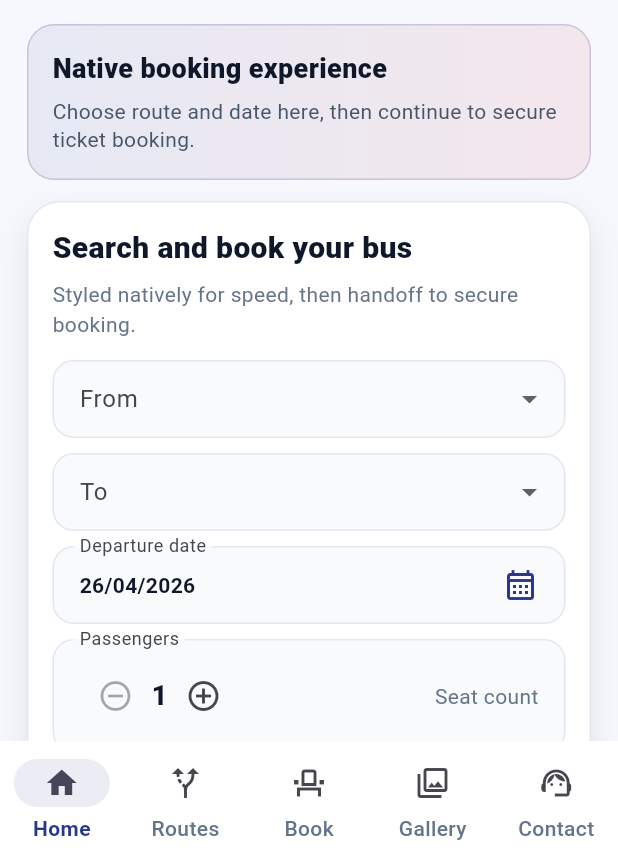
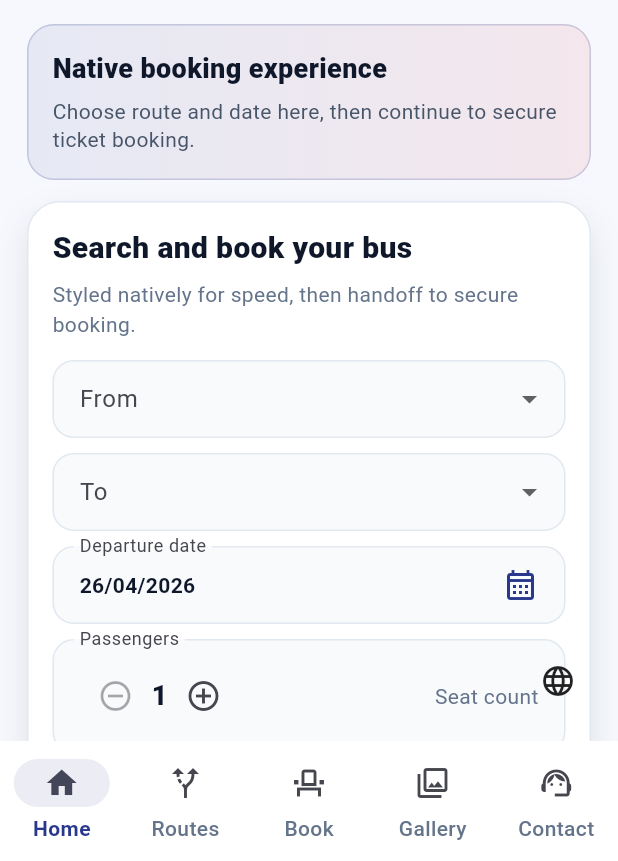
Before and after one commit to Dawinz/louisline-mobile-app, a Flutter app: the screen it shows after launch, after a tap on "Skip", on a phone screen of 412 x 824 dp, the part 375-1236 px from its top. Run offline on Flutter 3.47's test engine with Material 3 defaults, Android fonts, the phone set to English and light mode, and no system bars; our stand-ins replace webview_flutter.

Commit message:
Add bilingual English and Swahili support in mobile app.
Create centralized localization state and translations, then wire language switching and localized labels across onboarding and core screens.

Made-with: Cursor

```diff
--- a/lib/app/app.dart
+++ b/lib/app/app.dart
@@ -2,6 +2,7 @@ import 'package:flutter/material.dart';
 
 import '../features/onboarding/onboarding_page.dart';
 import '../features/shell/shell_page.dart';
+import '../localization/app_text.dart';
 import '../theme/app_theme.dart';
 
 class LouislineApp extends StatefulWidget {
@@ -13,6 +14,7 @@ class LouislineApp extends StatefulWidget {
 
 class _LouislineAppState extends State<LouislineApp> {
   bool _onboardingComplete = false;
+  AppLanguage _language = AppLanguage.en;
 
   void _finishOnboarding() {
     setState(() => _onboardingComplete = true);
@@ -20,7 +22,10 @@ class _LouislineAppState extends State<LouislineApp> {
 
   @override
   Widget build(BuildContext context) {
-    return MaterialApp(
+    return LocaleScope(
+      language: _language,
+      setLanguage: (value) => setState(() => _language = value),
+      child: MaterialApp(
         debugShowCheckedModeBanner: false,
         title: 'Louisline Mobile',
         theme: AppTheme.light,
@@ -49,6 +54,7 @@ class _LouislineAppState extends State<LouislineApp> {
                   onGetStarted: _finishOnboarding,
                 ),
         ),
+      ),
     );
   }
 }
--- a/lib/features/gallery/gallery_page.dart
+++ b/lib/features/gallery/gallery_page.dart
@@ -1,5 +1,6 @@
 import 'package:flutter/material.dart';
 
+import '../../localization/app_text.dart';
 import '../../theme/app_theme.dart';
 import '../../widgets/fade_slide_in.dart';
 
@@ -17,7 +18,7 @@ class GalleryPage extends StatelessWidget {
   Widget build(BuildContext context) {
     return Scaffold(
       appBar: AppBar(
-        title: const Text('Gallery'),
+        title: Text(context.t('gallery')),
         flexibleSpace: Container(
           decoration: const BoxDecoration(
             gradient: LinearGradient(
--- a/lib/features/home/home_page.dart
+++ b/lib/features/home/home_page.dart
@@ -1,5 +1,6 @@
 import 'package:flutter/material.dart';
 
+import '../../localization/app_text.dart';
 import '../../theme/app_theme.dart';
 import '../../widgets/fade_slide_in.dart';
 import '../webview/webview_tab_page.dart';
@@ -51,7 +52,7 @@ class _HomePageState extends State<HomePage> {
     Navigator.of(context).push(
       MaterialPageRoute<void>(
         builder: (_) =>
-            WebViewTabPage(title: 'Book Ticket', url: uri.toString()),
+            WebViewTabPage(title: context.t('bookTicket'), url: uri.toString()),
       ),
     );
   }
@@ -112,8 +113,8 @@ class _HomePageState extends State<HomePage> {
                 FadeSlideIn(
                   delay: const Duration(milliseconds: 170),
                   child: _sectionHeader(
-                    'Why Louisline',
-                    'Premium local experience',
+                    context.t('whyLouisline'),
+                    context.t('premiumLocal'),
                   ),
                 ),
                 const SizedBox(height: 10),
@@ -128,14 +129,14 @@ class _HomePageState extends State<HomePage> {
                         Icons.speed_outlined,
                       ][index],
                       title: [
-                        'Safe & Trusted',
-                        'Comfortable Coaches',
-                        'Fast Booking',
+                        context.t('safeTrusted'),
+                        context.t('comfortableCoaches'),
+                        context.t('fastBooking'),
                       ][index],
                       subtitle: [
-                        'Experienced drivers and reliable route planning.',
-                        'Clean interiors and relaxing seat space.',
-                        'Book in seconds and continue in secure flow.',
+                        context.t('safeTrustedSub'),
+                        context.t('comfortableCoachesSub'),
+                        context.t('fastBookingSub'),
                       ][index],
                     ),
                   ),
@@ -177,17 +178,17 @@ class _HeroIntro extends StatelessWidget {
         borderRadius: BorderRadius.circular(18),
         border: Border.all(color: const Color(0x3329388D)),
       ),
-      child: const Column(
+      child: Column(
         crossAxisAlignment: CrossAxisAlignment.start,
         children: [
           Text(
-            'Native booking experience',
-            style: TextStyle(fontWeight: FontWeight.w800, fontSize: 18),
+            context.t('nativeBookingTitle'),
+            style: const TextStyle(fontWeight: FontWeight.w800, fontSize: 18),
           ),
-          SizedBox(height: 6),
+          const SizedBox(height: 6),
           Text(
-            'Choose route and date here, then continue to secure ticket booking.',
-            style: TextStyle(color: Color(0xFF475569), height: 1.35),
+            context.t('nativeBookingSub'),
+            style: const TextStyle(color: Color(0xFF475569), height: 1.35),
           ),
         ],
       ),
@@ -247,31 +248,32 @@ class _BookingNativeCard extends StatelessWidget {
         child: Column(
           crossAxisAlignment: CrossAxisAlignment.start,
           children: [
-            const Text(
-              'Search and book your bus',
-              style: TextStyle(fontSize: 20, fontWeight: FontWeight.w800),
+            Text(
+              context.t('searchBookBus'),
+              style: const TextStyle(fontSize: 20, fontWeight: FontWeight.w800),
             ),
             const SizedBox(height: 6),
-            const Text(
-              'Styled natively for speed, then handoff to secure booking.',
-              style: TextStyle(color: Color(0xFF64748B)),
+            Text(
+              context.t('nativeHandoff'),
+              style: const TextStyle(color: Color(0xFF64748B)),
             ),
             const SizedBox(height: 14),
             DropdownButtonFormField<String>(
               initialValue: from,
-              decoration: _fieldDecoration('From'),
+              decoration: _fieldDecoration(context.t('from')),
               items: locations
                   .map(
                     (item) => DropdownMenuItem(value: item, child: Text(item)),
                   )
                   .toList(),
               onChanged: onFromChanged,
-              validator: (value) => value == null ? 'Select origin' : null,
+              validator: (value) =>
+                  value == null ? context.t('selectOrigin') : null,
             ),
             const SizedBox(height: 10),
             DropdownButtonFormField<String>(
               initialValue: to,
-              decoration: _fieldDecoration('To'),
+              decoration: _fieldDecoration(context.t('to')),
               items: locations
                   .map(
                     (item) => DropdownMenuItem(value: item, child: Text(item)),
@@ -280,10 +282,10 @@ class _BookingNativeCard extends StatelessWidget {
               onChanged: onToChanged,
               validator: (value) {
                 if (value == null) {
-                  return 'Select destination';
+                  return context.t('selectDestination');
                 }
                 if (from != null && value == from) {
-                  return 'Destination must be different';
+                  return context.t('destinationDifferent');
                 }
                 return null;
               },
@@ -293,7 +295,7 @@ class _BookingNativeCard extends StatelessWidget {
               borderRadius: BorderRadius.circular(14),
               onTap: onDateTap,
               child: InputDecorator(
-                decoration: _fieldDecoration('Departure date'),
+                decoration: _fieldDecoration(context.t('departureDate')),
                 child: Row(
                   children: [
                     Text(
@@ -311,7 +313,7 @@ class _BookingNativeCard extends StatelessWidget {
             ),
             const SizedBox(height: 10),
             InputDecorator(
-              decoration: _fieldDecoration('Passengers'),
+              decoration: _fieldDecoration(context.t('passengers')),
               child: Row(
                 children: [
                   IconButton(
@@ -334,9 +336,9 @@ class _BookingNativeCard extends StatelessWidget {
                     icon: const Icon(Icons.add_circle_outline),
                   ),
                   const Spacer(),
-                  const Text(
-                    'Seat count',
-                    style: TextStyle(color: Color(0xFF64748B)),
+                  Text(
+                    context.t('seatCount'),
+                    style: const TextStyle(color: Color(0xFF64748B)),
                   ),
                 ],
               ),
@@ -359,7 +361,7 @@ class _BookingNativeCard extends StatelessWidget {
                 ),
                 onPressed: onContinue,
                 icon: const Icon(Icons.arrow_forward_rounded),
-                label: const Text('Continue to Booking'),
+                label: Text(context.t('continueBooking')),
               ),
             ),
           ],
--- a/lib/features/onboarding/onboarding_page.dart
+++ b/lib/features/onboarding/onboarding_page.dart
@@ -1,5 +1,6 @@
 import 'package:flutter/material.dart';
 
+import '../../localization/app_text.dart';
 import '../../theme/app_theme.dart';
 
 class OnboardingPage extends StatefulWidget {
@@ -15,27 +16,6 @@ class _OnboardingPageState extends State<OnboardingPage> {
   final _controller = PageController();
   int _pageIndex = 0;
 
-  final _items = const [
-    _OnboardingItem(
-      title: 'Travel Better With Louisline',
-      subtitle:
-          'Book routes fast, track trips, and enjoy premium coach comfort across Tanzania.',
-      image: 'assets/images/hero_1.jpeg',
-    ),
-    _OnboardingItem(
-      title: 'Smooth Booking Experience',
-      subtitle:
-          'Intuitive seat booking and professional service with seamless trip details.',
-      image: 'assets/images/hero_2.jpeg',
-    ),
-    _OnboardingItem(
-      title: 'Your Trip, Beautifully Organized',
-      subtitle:
-          'Manage tickets, discover routes, and stay updated in one elegant app.',
-      image: 'assets/images/hero_3.jpeg',
-    ),
-  ];
-
   @override
   void dispose() {
     _controller.dispose();
@@ -44,7 +24,24 @@ class _OnboardingPageState extends State<OnboardingPage> {
 
   @override
   Widget build(BuildContext context) {
-    final isLast = _pageIndex == _items.length - 1;
+    final items = [
+      _OnboardingItem(
+        title: context.t('onboard1Title'),
+        subtitle: context.t('onboard1Sub'),
+        image: 'assets/images/hero_1.jpeg',
+      ),
+      _OnboardingItem(
+        title: context.t('onboard2Title'),
+        subtitle: context.t('onboard2Sub'),
+        image: 'assets/images/hero_2.jpeg',
+      ),
+      _OnboardingItem(
+        title: context.t('onboard3Title'),
+        subtitle: context.t('onboard3Sub'),
+        image: 'assets/images/hero_3.jpeg',
+      ),
+    ];
+    final isLast = _pageIndex == items.length - 1;
 
     return Scaffold(
       body: Stack(
@@ -71,20 +68,20 @@ class _OnboardingPageState extends State<OnboardingPage> {
                   alignment: Alignment.centerRight,
                   child: TextButton(
                     onPressed: widget.onGetStarted,
-                    child: const Text(
-                      'Skip',
-                      style: TextStyle(color: Colors.white70),
+                    child: Text(
+                      context.t('skip'),
+                      style: const TextStyle(color: Colors.white70),
                     ),
                   ),
                 ),
                 Expanded(
                   child: PageView.builder(
                     controller: _controller,
-                    itemCount: _items.length,
+                    itemCount: items.length,
                     onPageChanged: (index) =>
                         setState(() => _pageIndex = index),
                     itemBuilder: (context, index) {
-                      final item = _items[index];
+                      final item = items[index];
                       return Padding(
                         padding: const EdgeInsets.symmetric(
                           horizontal: 24,
@@ -138,7 +135,7 @@ class _OnboardingPageState extends State<OnboardingPage> {
                   child: Row(
                     children: [
                       ...List.generate(
-                        _items.length,
+                        items.length,
                         (index) => AnimatedContainer(
                           duration: const Duration(milliseconds: 280),
                           margin: const EdgeInsets.only(right: 8),
@@ -183,9 +180,31 @@ class _OnboardingPageState extends State<OnboardingPage> {
                               ? Icons.check_circle_outline
                               : Icons.arrow_forward_rounded,
                         ),
-                        label: Text(isLast ? 'Get Started' : 'Next'),
+                        label: Text(
+                          isLast ? context.t('getStarted') : context.t('next'),
+                        ),
                       ),
                     ],
+                  ),
+                ),
+                Padding(
+                  padding: const EdgeInsets.only(bottom: 16),
+                  child: TextButton.icon(
+                    onPressed: () {
+                      final scope = LocaleScope.of(context);
+                      scope.setLanguage(
+                        scope.language == AppLanguage.en
+                            ? AppLanguage.sw
+                            : AppLanguage.en,
+                      );
+                    },
+                    icon: const Icon(Icons.language, color: Colors.white70),
+                    label: Text(
+                      context.appLanguage == AppLanguage.en
+                          ? 'Kiswahili'
+                          : 'English',
+                      style: const TextStyle(color: Colors.white70),
+                    ),
                   ),
                 ),
               ],
--- a/lib/features/shell/shell_page.dart
+++ b/lib/features/shell/shell_page.dart
@@ -3,6 +3,7 @@ import 'package:flutter/material.dart';
 import '../contact/contact_page.dart';
 import '../gallery/gallery_page.dart';
 import '../home/home_page.dart';
+import '../../localization/app_text.dart';
 import '../routes/routes_page.dart';
 import '../webview/webview_tab_page.dart';
 import '../../theme/app_theme.dart';
@@ -17,44 +18,44 @@ class ShellPage extends StatefulWidget {
 class _ShellPageState extends State<ShellPage> {
   int _index = 0;
 
-  static final List<_ShellTab> _tabs = [
-    const _ShellTab(
-      label: 'Home',
+  @override
+  Widget build(BuildContext context) {
+    final tabs = [
+      _ShellTab(
+        label: context.t('home'),
         icon: Icons.home_outlined,
         selectedIcon: Icons.home,
-      page: HomePage(),
+        page: const HomePage(),
       ),
-    const _ShellTab(
-      label: 'Routes',
+      _ShellTab(
+        label: context.t('routes'),
         icon: Icons.alt_route_outlined,
         selectedIcon: Icons.alt_route,
-      page: RoutesPage(),
+        page: const RoutesPage(),
       ),
-    const _ShellTab(
-      label: 'Book',
+      _ShellTab(
+        label: context.t('book'),
         icon: Icons.event_seat_outlined,
         selectedIcon: Icons.event_seat,
         page: WebViewTabPage(
-        title: 'Book Ticket',
+          title: context.t('bookTicket'),
           url: 'https://www.louisline.co.tz/book',
         ),
       ),
-    const _ShellTab(
-      label: 'Gallery',
+      _ShellTab(
+        label: context.t('gallery'),
         icon: Icons.photo_library_outlined,
         selectedIcon: Icons.photo_library,
-      page: GalleryPage(),
+        page: const GalleryPage(),
       ),
-    const _ShellTab(
-      label: 'Contact',
+      _ShellTab(
+        label: context.t('contact'),
         icon: Icons.support_agent_outlined,
         selectedIcon: Icons.support_agent,
-      page: ContactPage(),
+        page: const ContactPage(),
       ),
     ];
 
-  @override
-  Widget build(BuildContext context) {
     return Scaffold(
       body: AnimatedSwitcher(
         duration: const Duration(milliseconds: 450),
@@ -70,7 +71,22 @@ class _ShellPageState extends State<ShellPage> {
             child: SlideTransition(position: slide, child: child),
           );
         },
-        child: KeyedSubtree(key: ValueKey(_index), child: _tabs[_index].page),
+        child: KeyedSubtree(key: ValueKey(_index), child: tabs[_index].page),
+      ),
+      floatingActionButton: PopupMenuButton<AppLanguage>(
+        tooltip: context.t('language'),
+        icon: const Icon(Icons.language_rounded),
+        onSelected: (value) => LocaleScope.of(context).setLanguage(value),
+        itemBuilder: (context) => const [
+          PopupMenuItem(
+            value: AppLanguage.en,
+            child: Text('English'),
+          ),
+          PopupMenuItem(
+            value: AppLanguage.sw,
+            child: Text('Kiswahili'),
+          ),
+        ],
       ),
       bottomNavigationBar: NavigationBarTheme(
         data: NavigationBarThemeData(
@@ -87,7 +103,7 @@ class _ShellPageState extends State<ShellPage> {
         child: NavigationBar(
           selectedIndex: _index,
           onDestinationSelected: (value) => setState(() => _index = value),
-          destinations: _tabs
+          destinations: tabs
               .map(
                 (tab) => NavigationDestination(
                   icon: Icon(tab.icon),
--- a/lib/features/webview/webview_tab_page.dart
+++ b/lib/features/webview/webview_tab_page.dart
@@ -1,6 +1,7 @@
 import 'package:flutter/material.dart';
 import 'package:webview_flutter/webview_flutter.dart';
 
+import '../../localization/app_text.dart';
 import '../../theme/app_theme.dart';
 
 class WebViewTabPage extends StatefulWidget {
@@ -62,7 +63,7 @@ class _WebViewTabPageState extends State<WebViewTabPage>
         ),
         actions: [
           IconButton(
-            tooltip: 'Refresh',
+            tooltip: context.t('refresh'),
             onPressed: () => _controller.reload(),
             icon: const Icon(Icons.refresh_rounded),
           ),
```
Also changed, not shown: lib/features/contact/contact_page.dart (+13 -12 lines), lib/features/routes/routes_page.dart (+3 -4 lines), lib/localization/app_text.dart (added, +138 -0 lines). Lines whose indentation alone changed are shown as unchanged.
